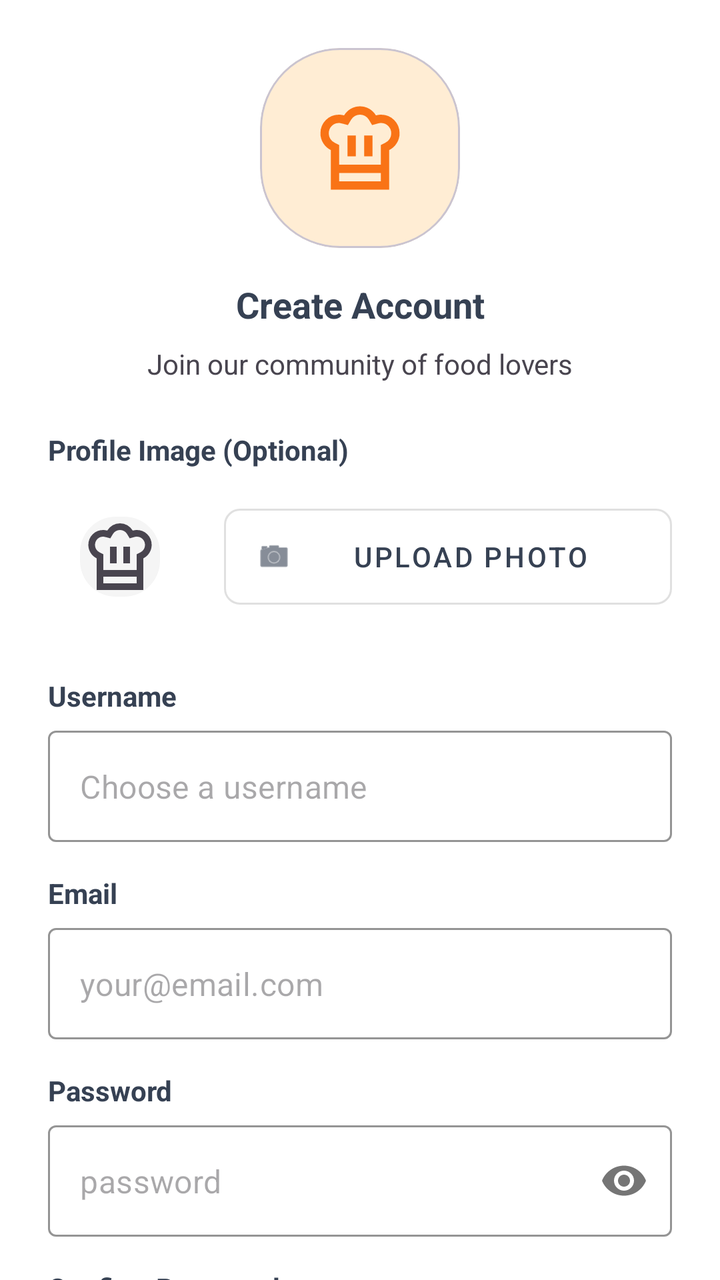
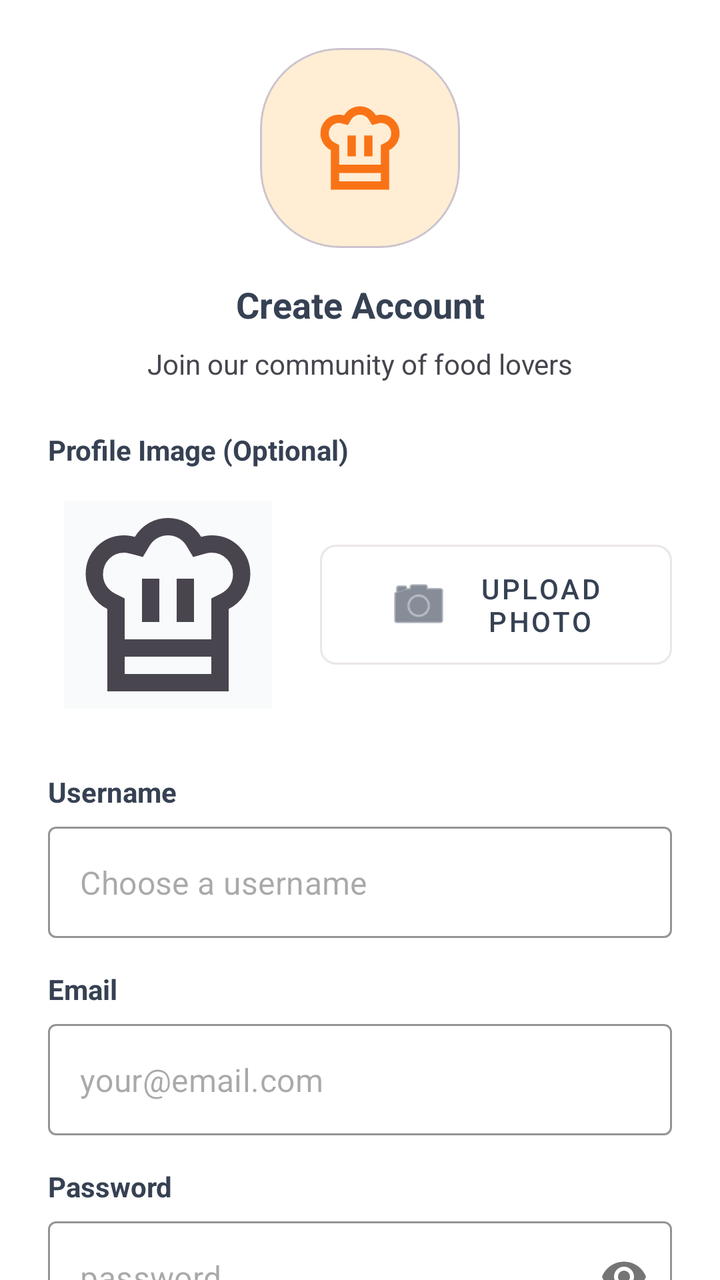

Screens rendered from an Android XML layout before and after an edit, with the pre-edit source and the edit as a unified diff.
<!-- AndroidManifest.xml: application theme Theme.Plateful -->
<!-- res/layout/fragment_sign_up.xml -->
<?xml version="1.0" encoding="utf-8"?>
<androidx.core.widget.NestedScrollView xmlns:android="http://schemas.android.com/apk/res/android"
    xmlns:app="http://schemas.android.com/apk/res-auto"
    android:layout_width="match_parent"
    android:layout_height="match_parent"
    android:fillViewport="true"
    android:background="@color/white">

    <androidx.constraintlayout.widget.ConstraintLayout
        android:layout_width="match_parent"
        android:layout_height="wrap_content"
        android:padding="24dp">

        <com.google.android.material.card.MaterialCardView
            android:id="@+id/logo_card_view"
            android:layout_width="100dp"
            android:layout_height="100dp"
            app:cardBackgroundColor="@color/avatarBackground"
            app:cardCornerRadius="40dp"
            app:cardElevation="0dp"
            app:layout_constraintEnd_toEndOf="parent"
            app:layout_constraintStart_toStartOf="parent">

            <com.google.android.material.imageview.ShapeableImageView
                android:id="@+id/logo_image_view"
                android:layout_width="50dp"
                android:layout_height="50dp"
                android:layout_gravity="center"
                android:src="@drawable/ic_chef_hat"
                app:tint="@color/orange" />
        </com.google.android.material.card.MaterialCardView>

        <TextView
            android:id="@+id/title_text_view"
            android:layout_width="wrap_content"
            android:layout_height="wrap_content"
            android:layout_marginTop="16dp"
            android:text="@string/create_account"
            android:textColor="@color/textContent"
            android:textSize="18sp"
            android:textStyle="bold"
            app:layout_constraintEnd_toEndOf="parent"
            app:layout_constraintStart_toStartOf="parent"
            app:layout_constraintTop_toBottomOf="@+id/logo_card_view" />

        <TextView
            android:id="@+id/subtitle_text_view"
            android:layout_width="wrap_content"
            android:layout_height="wrap_content"
            android:layout_marginTop="8dp"
            android:text="@string/join_community"
            android:textSize="14sp"
            app:layout_constraintEnd_toEndOf="parent"
            app:layout_constraintStart_toStartOf="parent"
            app:layout_constraintTop_toBottomOf="@+id/title_text_view" />

        <TextView
            android:id="@+id/profile_image_label_text_view"
            android:layout_width="wrap_content"
            android:layout_height="wrap_content"
            android:layout_marginTop="24dp"
            android:text="@string/profile_image_optional"
            android:textColor="@color/textContent"
            android:textStyle="bold"
            app:layout_constraintStart_toStartOf="parent"
            app:layout_constraintTop_toBottomOf="@+id/subtitle_text_view" />

        <com.google.android.material.imageview.ShapeableImageView
            android:id="@+id/profile_preview_image_view"
            android:layout_width="72dp"
            android:layout_height="72dp"
            android:layout_marginTop="8dp"
            android:background="#F5F5F5"
            android:scaleType="centerCrop"
            android:padding="16dp"
            app:shapeAppearanceOverlay="@style/ShapeAppearanceOverlay.MaterialComponents.MaterialCalendar.Day"
            app:srcCompat="@drawable/ic_chef_hat"
            app:layout_constraintStart_toStartOf="parent"
            app:layout_constraintTop_toBottomOf="@+id/profile_image_label_text_view" />

        <com.google.android.material.button.MaterialButton
            android:id="@+id/upload_photo_button"
            style="@style/Widget.MaterialComponents.Button.OutlinedButton"
            android:layout_width="0dp"
            android:layout_height="60dp"
            android:layout_marginStart="16dp"
            android:text="@string/upload_photo"
            android:textColor="@color/textContent"
            app:cornerRadius="8dp"
            app:strokeColor="#E0E0E0"
            app:icon="@android:drawable/ic_menu_camera"
            app:iconTint="@color/textContent"
            app:layout_constraintBottom_toBottomOf="@+id/profile_preview_image_view"
            app:layout_constraintEnd_toEndOf="parent"
            app:layout_constraintStart_toEndOf="@+id/profile_preview_image_view"
            app:layout_constraintTop_toTopOf="@+id/profile_preview_image_view" />

        <TextView
            android:id="@+id/username_label_text_view"
            android:layout_width="wrap_content"
            android:layout_height="wrap_content"
            android:layout_marginTop="24dp"
            android:text="@string/username_label"
            android:textColor="@color/textContent"
            android:textStyle="bold"
            app:layout_constraintStart_toStartOf="parent"
            app:layout_constraintTop_toBottomOf="@+id/profile_preview_image_view" />

        <com.google.android.material.textfield.TextInputLayout
            android:id="@+id/username_text_input_layout"
            style="@style/Widget.MaterialComponents.TextInputLayout.OutlinedBox"
            android:layout_width="match_parent"
            android:layout_height="wrap_content"
            android:layout_marginTop="8dp"
            app:boxStrokeColor="@color/orange"
            app:hintEnabled="false"
            app:layout_constraintTop_toBottomOf="@+id/username_label_text_view">

            <com.google.android.material.textfield.TextInputEditText
                android:layout_width="match_parent"
                android:layout_height="wrap_content"
                android:hint="@string/choose_username"
                android:inputType="textPersonName" />
        </com.google.android.material.textfield.TextInputLayout>

        <TextView
            android:id="@+id/email_label_text_view"
            android:layout_width="wrap_content"
            android:layout_height="wrap_content"
            android:layout_marginTop="16dp"
            android:text="@string/email_label"
            android:textColor="@color/textContent"
            android:textStyle="bold"
            app:layout_constraintStart_toStartOf="parent"
            app:layout_constraintTop_toBottomOf="@+id/username_text_input_layout" />

        <com.google.android.material.textfield.TextInputLayout
            android:id="@+id/email_text_input_layout"
            style="@style/Widget.MaterialComponents.TextInputLayout.OutlinedBox"
            android:layout_width="match_parent"
            android:layout_height="wrap_content"
            android:layout_marginTop="8dp"
            app:boxStrokeColor="@color/orange"
            app:hintEnabled="false"
            app:layout_constraintTop_toBottomOf="@+id/email_label_text_view">

            <com.google.android.material.textfield.TextInputEditText
                android:layout_width="match_parent"
                android:layout_height="wrap_content"
                android:hint="@string/email_hint"
                android:inputType="textEmailAddress" />
        </com.google.android.material.textfield.TextInputLayout>

        <TextView
            android:id="@+id/password_label_text_view"
            android:layout_width="wrap_content"
            android:layout_height="wrap_content"
            android:layout_marginTop="16dp"
            android:text="@string/password_label"
            android:textColor="@color/textContent"
            android:textStyle="bold"
            app:layout_constraintStart_toStartOf="parent"
            app:layout_constraintTop_toBottomOf="@+id/email_text_input_layout" />

        <com.google.android.material.textfield.TextInputLayout
            android:id="@+id/password_text_input_layout"
            style="@style/Widget.MaterialComponents.TextInputLayout.OutlinedBox"
            android:layout_width="match_parent"
            android:layout_height="wrap_content"
            android:layout_marginTop="8dp"
            app:boxStrokeColor="@color/orange"
            app:hintEnabled="false"
            app:passwordToggleEnabled="true"
            app:layout_constraintTop_toBottomOf="@+id/password_label_text_view">

            <com.google.android.material.textfield.TextInputEditText
                android:layout_width="match_parent"
                android:layout_height="wrap_content"
                android:hint="@string/password_hint"
                android:inputType="textPassword" />
        </com.google.android.material.textfield.TextInputLayout>

        <TextView
            android:id="@+id/confirm_password_label_text_view"
            android:layout_width="wrap_content"
            android:layout_height="wrap_content"
            android:layout_marginTop="16dp"
            android:text="@string/confirm_password"
            android:textColor="@color/textContent"
            android:textStyle="bold"
            app:layout_constraintStart_toStartOf="parent"
            app:layout_constraintTop_toBottomOf="@+id/password_text_input_layout" />

        <com.google.android.material.textfield.TextInputLayout
            android:id="@+id/confirm_password_text_input_layout"
            style="@style/Widget.MaterialComponents.TextInputLayout.OutlinedBox"
            android:layout_width="match_parent"
            android:layout_height="wrap_content"
            android:layout_marginTop="8dp"
            app:boxStrokeColor="@color/orange"
            app:hintEnabled="false"
            app:passwordToggleEnabled="true"
            app:layout_constraintTop_toBottomOf="@+id/confirm_password_label_text_view">

            <com.google.android.material.textfield.TextInputEditText
                android:layout_width="match_parent"
                android:layout_height="wrap_content"
                android:hint="@string/password_hint"
                android:inputType="textPassword" />
        </com.google.android.material.textfield.TextInputLayout>

        <com.google.android.material.button.MaterialButton
            android:id="@+id/create_account_button"
            android:layout_width="match_parent"
            android:layout_height="60dp"
            android:layout_marginTop="32dp"
            android:backgroundTint="@color/orange"
            android:text="@string/create_account"
            android:textSize="16sp"
            app:cornerRadius="12dp"
            app:layout_constraintTop_toBottomOf="@+id/confirm_password_text_input_layout" />

        <com.google.android.material.loadingindicator.LoadingIndicator
            android:id="@+id/loading_indicator"
            style="@style/Widget.Material3.LoadingIndicator.Contained"
            android:layout_width="wrap_content"
            android:layout_height="wrap_content"
            app:layout_constraintBottom_toBottomOf="parent"
            app:layout_constraintEnd_toEndOf="parent"
            app:layout_constraintStart_toStartOf="parent"
            app:layout_constraintTop_toTopOf="parent"
            android:visibility="gone"/>

    </androidx.constraintlayout.widget.ConstraintLayout>
</androidx.core.widget.NestedScrollView>
<!-- resources referenced by this layout -->
<resources>
  <color name="avatarBackground">#ffedd4</color>
  <color name="orange">#f97316</color>
  <color name="textContent">#364153</color>
  <color name="white">#FFFFFFFF</color>
  <!-- drawable ic_chef_hat (drawable) -->
  <vector xmlns:android="http://schemas.android.com/apk/res/android"
      android:width="24dp"
      android:height="24dp"
      android:viewportWidth="960"
      android:viewportHeight="960"
      android:tint="?attr/colorControlNormal">
    <path
        android:fillColor="@android:color/white"
        android:pathData="M360,560L440,560L440,360L360,360L360,560ZM200,500Q154,477 127,433.5Q100,390 100,339Q100,264 151.5,212Q203,160 278,160Q290,160 302.5,162Q315,164 327,167L327,167L327,167Q352,126 392,103Q432,80 480,80Q528,80 568,103Q608,126 633,167L633,167L633,167Q645,164 657,162Q669,160 682,160Q757,160 808.5,212Q860,264 860,339Q860,390 833,433.5Q806,477 760,500L760,720L200,720L200,500ZM520,560L600,560L600,360L520,360L520,560ZM280,640L680,640L680,451L724,429Q750,416 765,392.5Q780,369 780,340Q780,298 751.5,269Q723,240 682,240Q671,240 662,242Q653,244 643,247L596,260L565,208Q551,185 528.5,172.5Q506,160 480,160Q454,160 431.5,172.5Q409,185 395,208L364,260L316,247Q306,245 296.5,242.5Q287,240 277,240Q236,240 208,269Q180,298 180,340Q180,369 195,392.5Q210,416 236,429L280,451L280,640ZM200,720L280,720L280,800L680,800L680,720L760,720L760,880L200,880L200,720ZM480,640L480,640L480,640Q480,640 480,640Q480,640 480,640Q480,640 480,640Q480,640 480,640Q480,640 480,640Q480,640 480,640L480,640L480,640Q480,640 480,640Q480,640 480,640Q480,640 480,640Q480,640 480,640L480,640L480,640Q480,640 480,640Q480,640 480,640Q480,640 480,640Q480,640 480,640Q480,640 480,640Q480,640 480,640L480,640L480,640Z"/>
  </vector>
  <string name="choose_username">Choose a username</string>
  <string name="confirm_password">Confirm Password</string>
  <string name="create_account">Create Account</string>
  <string name="email_hint">your@email.com</string>
  <string name="email_label">Email</string>
  <string name="join_community">Join our community of food lovers</string>
  <string name="password_hint">password</string>
  <string name="password_label">Password</string>
  <string name="profile_image_optional">Profile Image (Optional)</string>
  <string name="upload_photo">Upload Photo</string>
  <string name="username_label">Username</string>
  <style name="Theme.Plateful" parent="Base.Theme.Plateful" />
  <style name="Base.Theme.Plateful" parent="Theme.Material3.DayNight.NoActionBar">
          
          
      </style>
</resources>

<!-- the commit's change to res/layout/fragment_sign_up.xml (unified diff, before → after) -->
@@ -19,7 +19,8 @@
             app:cardCornerRadius="40dp"
             app:cardElevation="0dp"
             app:layout_constraintEnd_toEndOf="parent"
-            app:layout_constraintStart_toStartOf="parent">
+            app:layout_constraintStart_toStartOf="parent"
+            app:layout_constraintTop_toTopOf="parent">
 
             <com.google.android.material.imageview.ShapeableImageView
                 android:id="@+id/logo_image_view"
@@ -67,16 +68,15 @@
 
         <com.google.android.material.imageview.ShapeableImageView
             android:id="@+id/profile_preview_image_view"
-            android:layout_width="72dp"
-            android:layout_height="72dp"
-            android:layout_marginTop="8dp"
-            android:background="#F5F5F5"
+            android:layout_width="120dp"
+            android:layout_height="120dp"
+            android:layout_marginTop="8dp"
+            android:background="@color/grayBackground"
+            android:padding="8dp"
             android:scaleType="centerCrop"
-            android:padding="16dp"
-            app:shapeAppearanceOverlay="@style/ShapeAppearanceOverlay.MaterialComponents.MaterialCalendar.Day"
-            app:srcCompat="@drawable/ic_chef_hat"
-            app:layout_constraintStart_toStartOf="parent"
-            app:layout_constraintTop_toBottomOf="@+id/profile_image_label_text_view" />
+            app:layout_constraintStart_toStartOf="parent"
+            app:layout_constraintTop_toBottomOf="@+id/profile_image_label_text_view"
+            app:srcCompat="@drawable/ic_chef_hat" />
 
         <com.google.android.material.button.MaterialButton
             android:id="@+id/upload_photo_button"
@@ -86,9 +86,15 @@
             android:layout_marginStart="16dp"
             android:text="@string/upload_photo"
             android:textColor="@color/textContent"
+            android:insetTop="0dp"
+            android:insetBottom="0dp"
+            android:minHeight="0dp"
             app:cornerRadius="8dp"
-            app:strokeColor="#E0E0E0"
+            app:strokeColor="@color/border"
             app:icon="@android:drawable/ic_menu_camera"
+            app:iconSize="32dp"
+            app:iconPadding="12dp"
+            app:iconGravity="textStart"
             app:iconTint="@color/textContent"
             app:layout_constraintBottom_toBottomOf="@+id/profile_preview_image_view"
             app:layout_constraintEnd_toEndOf="parent"
<!-- resource entries referenced after the edit -->
@@ -1,6 +1,8 @@
 <!-- resources referenced by this layout -->
 <resources>
   <color name="avatarBackground">#ffedd4</color>
+  <color name="border">#ebe6e7</color>
+  <color name="grayBackground">#F9FAFB</color>
   <color name="orange">#f97316</color>
   <color name="textContent">#364153</color>
   <color name="white">#FFFFFFFF</color>
